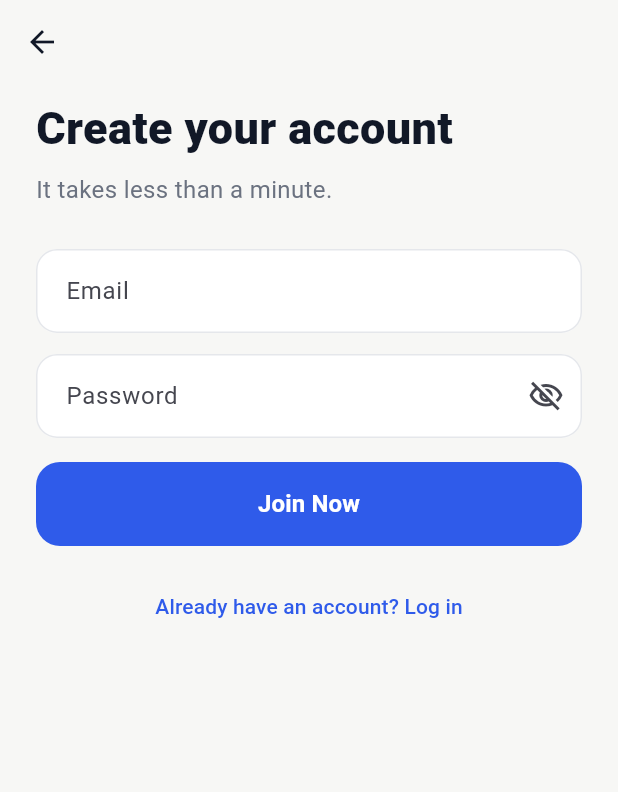
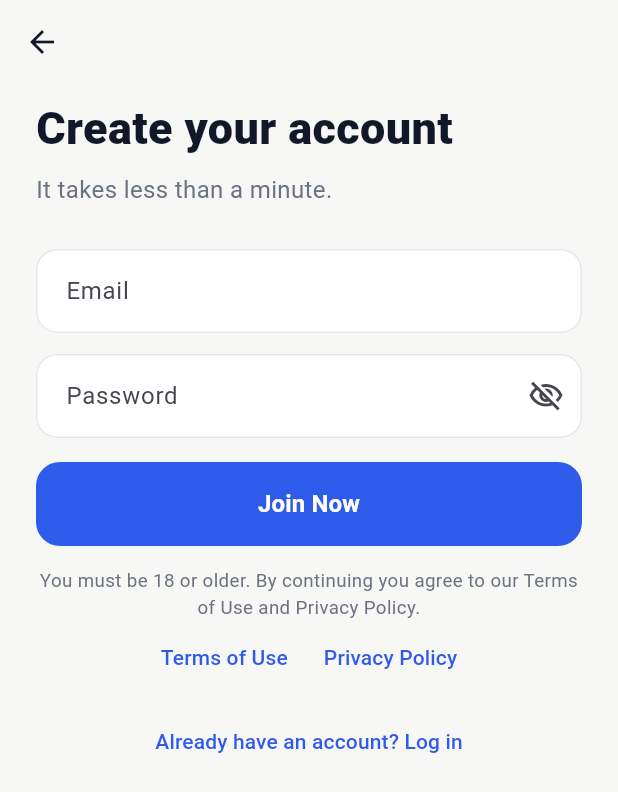
Before and after one commit to mosharafsm78-hub/open-talk, a Flutter app: the AuthScreen screen opened directly, on a phone screen of 412 x 824 dp. Shown: the top 792 px of the screen. Run offline on Flutter 3.47's test engine with Material 3 defaults, Android fonts, the phone set to English and light mode, and no system bars; our stand-ins replace google_mobile_ads, permission_handler, supabase_flutter, wakelock_plus; missing offline and left inert: agora_rtc_engine, proximity_sensor; accounts and stored records are empty; network calls fail.

Commit message:
Play readiness: app icon, terms + delete-account pages, terms links, signed AAB release workflow
Co-Authored-By: Claude Sonnet 5.5 <noreply@anthropic.com>
Claude-Session: https://claude.ai/code/session_01CtDrW1yY4bdzmv3VniNG9z

```diff
--- a/lib/config.dart
+++ b/lib/config.dart
@@ -5,6 +5,8 @@ class AppConfig {
   static const supabaseAnonKey = 'sb_publishable_RrciEiRwRPkbU6yO6wt8Zg_BI0tSYEW';
   static const agoraAppId = '0025f1acf06d492c8e1426521a24e5c6';
   static const privacyUrl = 'https://mosharafsm78-hub.github.io/open-talk/privacy.html';
+  static const termsUrl = 'https://mosharafsm78-hub.github.io/open-talk/terms.html';
+  static const deleteUrl = 'https://mosharafsm78-hub.github.io/open-talk/delete-account.html';
   static const dailyGoalMinutes = 10;
 
   // AdMob. These are Google's public TEST ids (safe, show test ads only).
--- a/lib/screens/auth_screen.dart
+++ b/lib/screens/auth_screen.dart
@@ -1,5 +1,8 @@
 import 'package:flutter/material.dart';
 import 'package:supabase_flutter/supabase_flutter.dart';
+import 'package:url_launcher/url_launcher.dart';
+
+import '../config.dart';
 
 import '../theme.dart';
 
@@ -142,7 +145,31 @@ class _AuthScreenState extends State<AuthScreen> {
                 loading: _loading,
                 onPressed: _submit,
               ),
-              const SizedBox(height: 16),
+              if (_signUp) ...[
+                const SizedBox(height: 14),
+                const Text(
+                  'You must be 18 or older. By continuing you agree to our Terms of Use and Privacy Policy.',
+                  textAlign: TextAlign.center,
+                  style: TextStyle(
+                      fontSize: 12.5, color: AppColors.muted, height: 1.4),
+                ),
+                Row(
+                  mainAxisAlignment: MainAxisAlignment.center,
+                  children: [
+                    TextButton(
+                      onPressed: () => launchUrl(Uri.parse(AppConfig.termsUrl),
+                          mode: LaunchMode.externalApplication),
+                      child: const Text('Terms of Use'),
+                    ),
+                    TextButton(
+                      onPressed: () => launchUrl(Uri.parse(AppConfig.privacyUrl),
+                          mode: LaunchMode.externalApplication),
+                      child: const Text('Privacy Policy'),
+                    ),
+                  ],
+                ),
+              ],
+              const SizedBox(height: 8),
               Center(
                 child: TextButton(
                   onPressed: () => setState(() {
--- a/lib/screens/settings_screen.dart
+++ b/lib/screens/settings_screen.dart
@@ -97,6 +97,12 @@ class SettingsScreen extends StatelessWidget {
                   mode: LaunchMode.externalApplication),
             ),
             _Item(
+              icon: Icons.description_outlined,
+              label: 'Terms of use',
+              onTap: () => launchUrl(Uri.parse(AppConfig.termsUrl),
+                  mode: LaunchMode.externalApplication),
+            ),
+            _Item(
               icon: Icons.logout_rounded,
               label: 'Log out',
               onTap: () => _logout(context),
```
Also changed, not shown: pubspec.yaml (+9 -0 lines), assets/icon/feature_graphic_1024x500.png (added), assets/icon/foreground.png (added), assets/icon/icon.png (added), assets/icon/play_icon_512.png (added), 6 other files.
